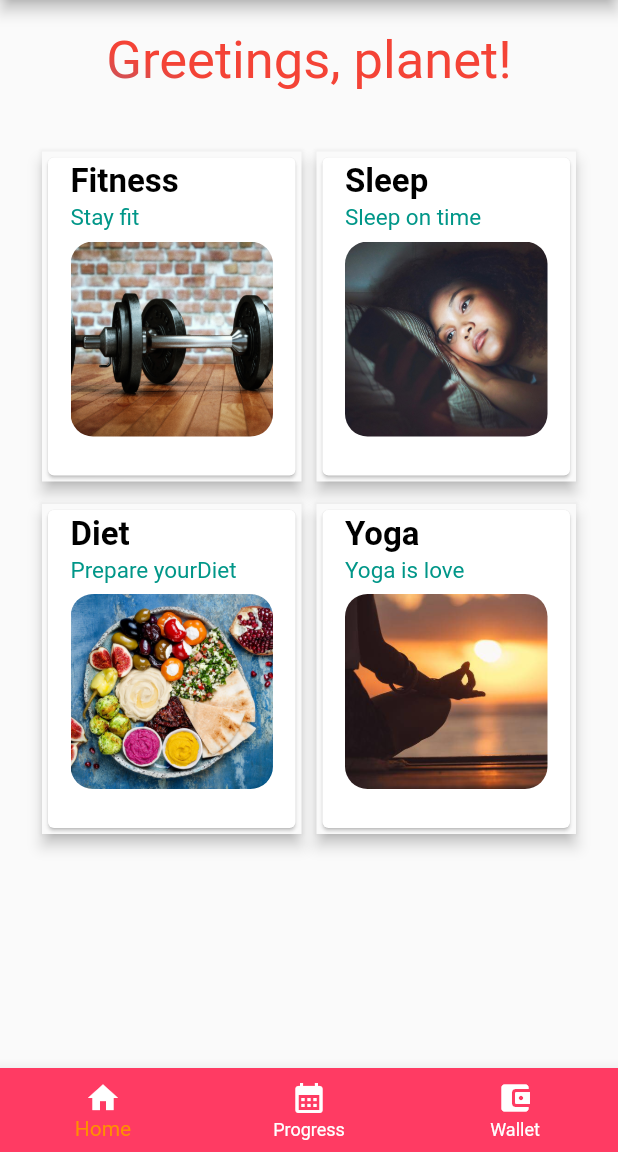
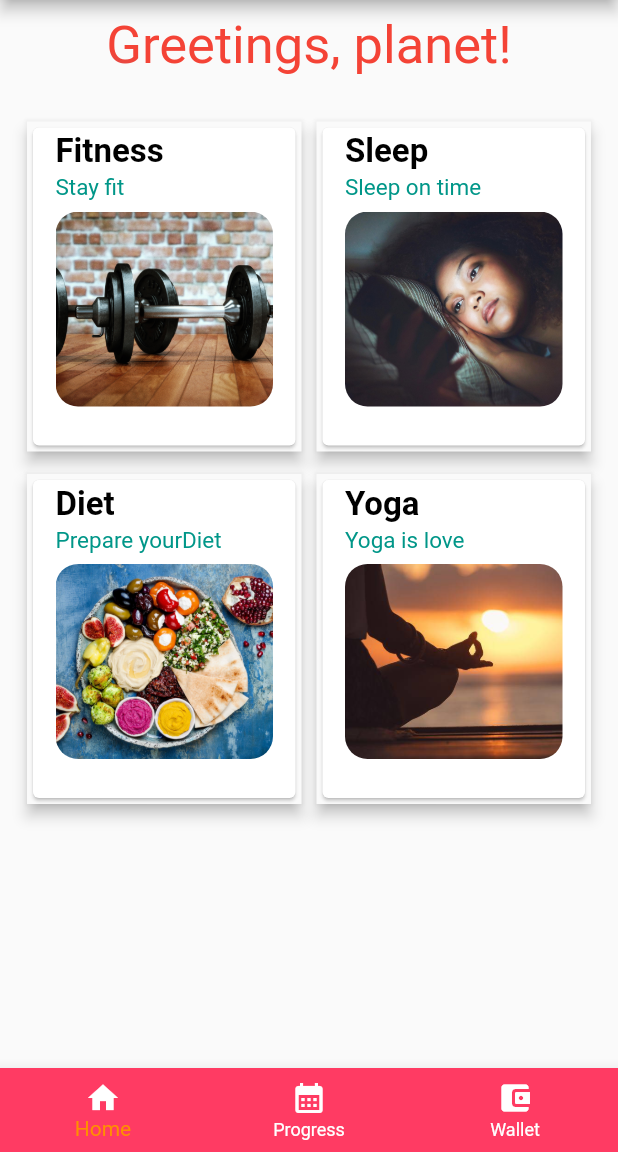
Before and after one commit to Uniquegaurav/hackathon_frontend, a Flutter app: the screen it shows after launch, on a phone screen of 412 x 824 dp, the part 84-1236 px from its top. Run offline on Flutter 3.47's test engine with Material 2 defaults, Android fonts, the light colour scheme and no system bars; our stand-ins replace dropdown_button2, get.

Commit message:
ui design in progress 4

```diff
--- a/lib/screens/home_screen/layout/home_screen_phone_layout.dart
+++ b/lib/screens/home_screen/layout/home_screen_phone_layout.dart
@@ -55,7 +55,7 @@ class _HomeScreenPhoneLayoutState extends State<HomeScreenPhoneLayout> {
       ),
       body: SingleChildScrollView(
         child: Padding(
-          padding: const EdgeInsets.all(20),
+          padding: const EdgeInsetsDirectional.only(start: 10,top: 10,end: 10,bottom: 5),
           child: Center(
               child: Column(
                 children: [
@@ -75,7 +75,7 @@ class _HomeScreenPhoneLayoutState extends State<HomeScreenPhoneLayout> {
                     ),
                   ),
                   const SizedBox(
-                    height: 20,
+                    height: 10,
                   ),
                   GridViewWidget(),
                 ],
```
